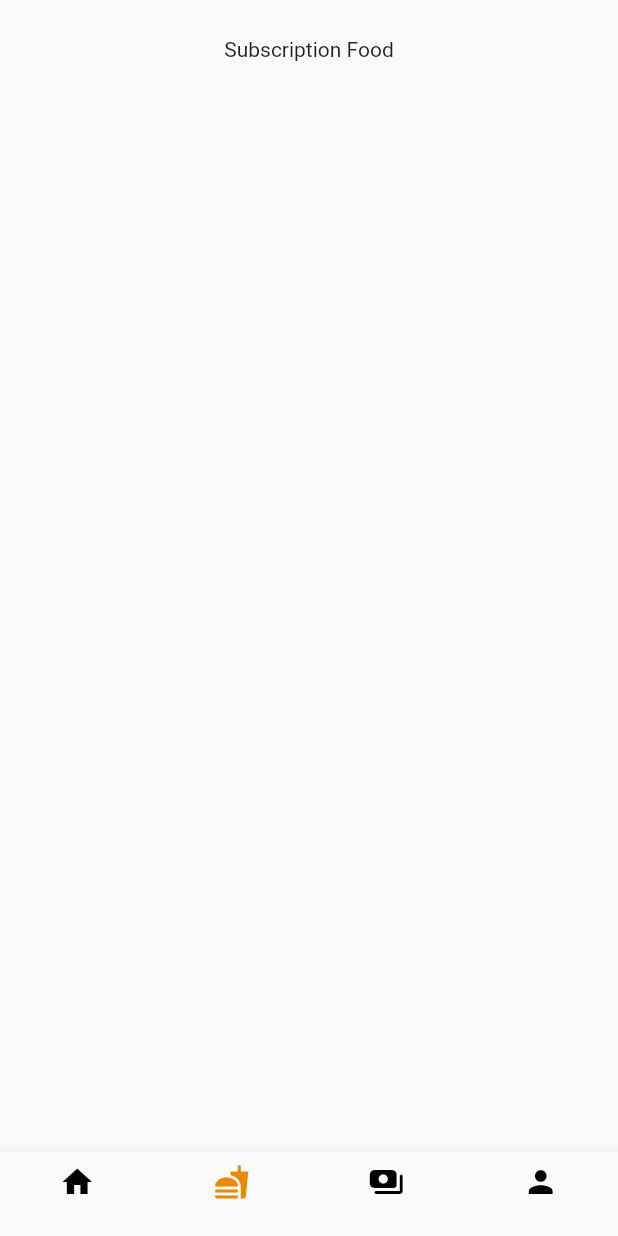
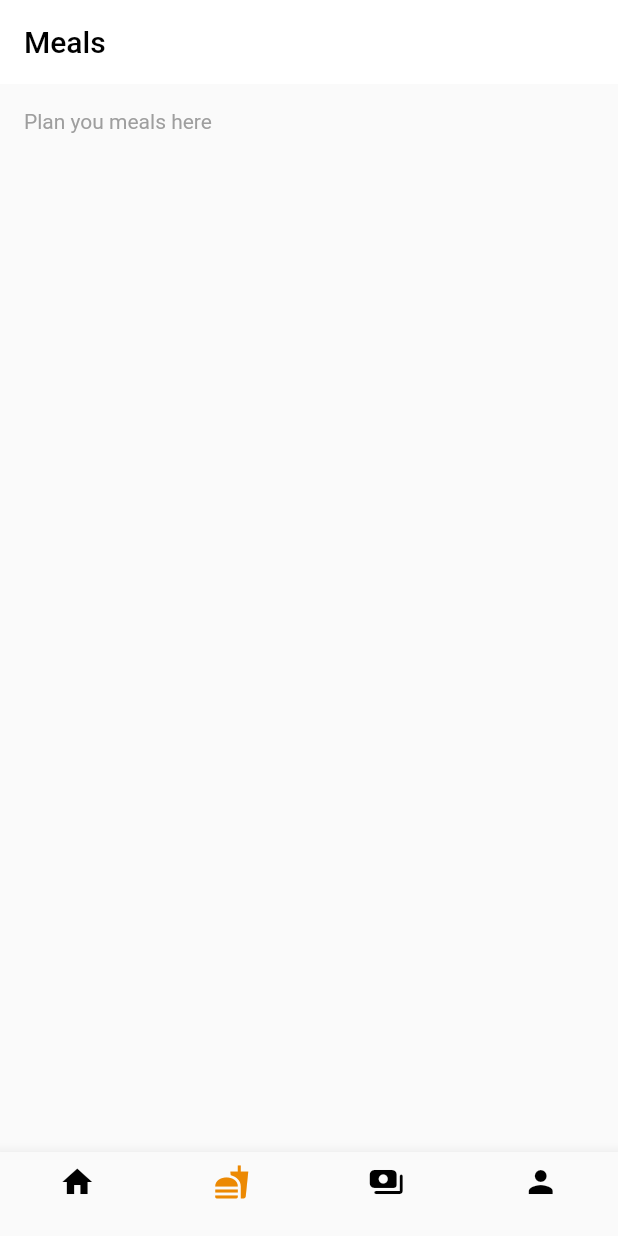
Before and after one commit to Daham2000/food_app_uni, a Flutter app: the screen it shows after launch, item 2 of the bottom bar chosen, on a phone screen of 412 x 824 dp. Run offline on Flutter 3.47's test engine with Material 2 defaults, Android fonts, the phone set to English and light mode, and no system bars; our stand-ins replace flutter_bloc, google_fonts.

Commit message:
Food-list page UI init

```diff
--- a/lib/page/add_food_page/add_food_page.dart
+++ b/lib/page/add_food_page/add_food_page.dart
@@ -1,8 +1,6 @@
 import 'package:FoodApp/page/add_food_page/widgets/empty_card.dart';
 import 'package:FoodApp/page/add_food_page/widgets/next_meal_component.dart';
 import 'package:flutter/material.dart';
-import 'package:google_fonts/google_fonts.dart';
-
 import '../../util/tab_util.dart';
 
 class AddFoodPage extends StatefulWidget {
--- a/lib/page/add_food_page/widgets/next_meal_component.dart
+++ b/lib/page/add_food_page/widgets/next_meal_component.dart
@@ -9,7 +9,7 @@ class NextMealComponent extends StatelessWidget {
     return Container(
       height: 160,
       width: MediaQuery.of(context).size.width,
-      color: Color(0xFFF1F1F1),
+      color: const Color(0xFFF1F1F1),
       child: Column(
         children: [
           const SizedBox(
--- a/lib/page/food_page/food_page.dart
+++ b/lib/page/food_page/food_page.dart
@@ -1,4 +1,7 @@
 import 'package:flutter/material.dart';
+import 'package:google_fonts/google_fonts.dart';
+
+import '../../util/tab_util.dart';
 
 class FoodPage extends StatefulWidget {
   const FoodPage({Key? key}) : super(key: key);
@@ -10,8 +13,34 @@ class FoodPage extends StatefulWidget {
 class _FoodPageState extends State<FoodPage> {
   @override
   Widget build(BuildContext context) {
-    return Container(
-      child: Text("Manage Food"),
+    return Padding(
+      padding: const EdgeInsets.symmetric(
+          horizontal: TabUtil.horizontalPadding,
+          vertical: TabUtil.verticalPadding),
+      child: Column(
+        mainAxisAlignment: MainAxisAlignment.start,
+        crossAxisAlignment: CrossAxisAlignment.start,
+        children: [
+          Column(
+            mainAxisAlignment: MainAxisAlignment.start,
+            crossAxisAlignment: CrossAxisAlignment.start,
+            children: [
+              Padding(
+                padding: const EdgeInsets.symmetric(
+                  horizontal: 3.0,
+                ),
+                child: Text(
+                  "Plan you meals here",
+                  style: GoogleFonts.roboto(fontSize: 14.0, color: Colors.grey),
+                ),
+              ),
+            ],
+          ),
+          Column(
+            children: [Container()],
+          )
+        ],
+      ),
     );
   }
 }
--- a/lib/page/home_page/home_view.dart
+++ b/lib/page/home_page/home_view.dart
@@ -1,8 +1,6 @@
-import 'package:FoodApp/util/color_util.dart';
 import 'package:FoodApp/util/tab_util.dart';
 import 'package:flutter/material.dart';
 import 'package:flutter_bloc/flutter_bloc.dart';
-
 import '../../widgets/bottom_navi_bar.dart';
 import 'home_bloc.dart';
 import 'home_event.dart';
@@ -26,11 +24,24 @@ class _HomeViewState extends State<HomeView> {
             pre.selectedIndex != current.selectedIndex,
         builder: (ctx, state) {
           return Scaffold(
+            appBar: AppBar(
+              backgroundColor: Colors.white,
+              elevation: 0,
+              title: Text(
+                TabUtil.appBarTitles.elementAt(state.selectedIndex ?? 0),
+                style: TextStyle(
+                  color: Colors.black,
+                ),
+              ),
+            ),
             body: Column(
               children: [
-                const SizedBox(height: 25,),
+                const SizedBox(
+                  height: 5,
+                ),
                 Center(
-                  child: TabUtil.tabPageOptions.elementAt(state.selectedIndex ?? 0),
+                  child: TabUtil.tabPageOptions
+                      .elementAt(state.selectedIndex ?? 0),
                 ),
               ],
             ),
--- a/lib/util/tab_util.dart
+++ b/lib/util/tab_util.dart
@@ -12,10 +12,16 @@ class TabUtil {
   static IconData profileTab = Icons.person;
   static const List<Widget> tabPageOptions = <Widget>[
     AddFoodPage(),
+    FoodPage(),
     SubscriptionPage(),
-    FoodPage(),
     ProfilePage(),
   ];
-  static const horizontalPadding = 8.0;
-  static const verticalPadding = 8.0;
+  static const List<String> appBarTitles = <String>[
+    "Dashboard",
+    "Meals",
+    "",
+    "",
+  ];
+  static const horizontalPadding = 13.0;
+  static const verticalPadding = 12.0;
 }
```
